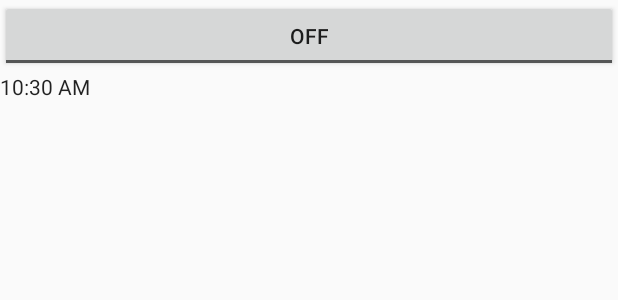
After one commit to monty8800/UwinMESnew, an Android app: the layout activity_login.xml on its own in the app's theme, with its tools: preview values and no code run, on a phone screen of 412 x 824 dp. The commit adds this screen. Shown: the top 300 px of the screen. Run offline under Robolectric (Android 15) with nearby library versions, the phone set to English and light mode, and no system bars.

Commit message:
基础类封装

```diff
--- a/app/src/main/java/com/rlzz/uwinmes/App.java
+++ b/app/src/main/java/com/rlzz/uwinmes/App.java
@@ -3,7 +3,7 @@ package com.rlzz.uwinmes;
 import android.app.Application;
 
 import com.facebook.stetho.Stetho;
-import com.rlzz.uwinmes.utils.LogHelper;
+import com.rlzz.uwinmes.utils.LogUtil;
 import com.squareup.leakcanary.LeakCanary;
 import com.tencent.bugly.Bugly;
 
@@ -31,13 +31,13 @@ public class App extends Application {
         Bugly.init(getApplicationContext(), BUGLY_APP_ID, BuildConfig.DEBUG);
 
         if (BuildConfig.DEBUG) {
-            LogHelper.debugInit();
+            LogUtil.debugInit();
             //使用chrome调试网络和数据库
             Stetho.initializeWithDefaults(this);
             //内存泄漏检测
             LeakCanary.install(this);
         } else {
-            LogHelper.releaseInit();
+            LogUtil.releaseInit();
         }
 
     }
--- a/app/src/main/java/com/rlzz/uwinmes/net/RequestCallBack.java
+++ b/app/src/main/java/com/rlzz/uwinmes/net/RequestCallBack.java
@@ -11,6 +11,7 @@ import retrofit2.Response;
 
 
 /**
+ * 请求回调
  * Created by monty on 2017/7/18.
  */
 
--- a/app/src/main/java/com/rlzz/uwinmes/net/ResponseModel.java
+++ b/app/src/main/java/com/rlzz/uwinmes/net/ResponseModel.java
@@ -1,6 +1,7 @@
 package com.rlzz.uwinmes.net;
 
 /**
+ * 后台返回json基础数据模型
  * Created by monty on 2017/7/18.
  */
 
--- a/app/src/main/java/com/rlzz/uwinmes/utils/LogHelper.java
+++ b/app/src/main/java/com/rlzz/uwinmes/utils/LogUtil.java
@@ -8,7 +8,7 @@ import com.orhanobut.logger.Printer;
  * Created by monty on 2017/8/11.
  */
 
-public class LogHelper {
+public class LogUtil {
 
     public static void debugInit() {
         Logger.init("debug").logLevel(LogLevel.FULL);
--- /dev/null
+++ b/app/src/main/res/layout/activity_login.xml
@@ -0,0 +1,21 @@
+<?xml version="1.0" encoding="utf-8"?>
+<LinearLayout xmlns:android="http://schemas.android.com/apk/res/android"
+    xmlns:app="http://schemas.android.com/apk/res-auto"
+    xmlns:tools="http://schemas.android.com/tools"
+    android:layout_width="match_parent"
+    android:layout_height="match_parent"
+    android:orientation="vertical"
+    tools:context="com.rlzz.uwinmes.login.LoginActivity">
+
+    <ToggleButton
+        android:id="@+id/toggleButton"
+        android:layout_width="match_parent"
+        android:layout_height="wrap_content"
+        android:text="ToggleButton" />
+
+    <TextClock
+        android:id="@+id/textClock"
+        android:layout_width="match_parent"
+        android:layout_height="wrap_content" />
+
+</LinearLayout>
```
Also changed, not shown: app/build.gradle (+18 -11 lines), app/src/main/AndroidManifest.xml (+5 -2 lines), app/src/main/java/com/rlzz/uwinmes/MainActivity.java (+17 -0 lines), app/src/main/java/com/rlzz/uwinmes/common/base/BaseActivity.java (+6 -13 lines), app/src/main/java/com/rlzz/uwinmes/login/LoginActivity.java (added, +19 -0 lines), app/src/main/java/com/rlzz/uwinmes/widget/ClearEditText.java (added, +23 -0 lines).
